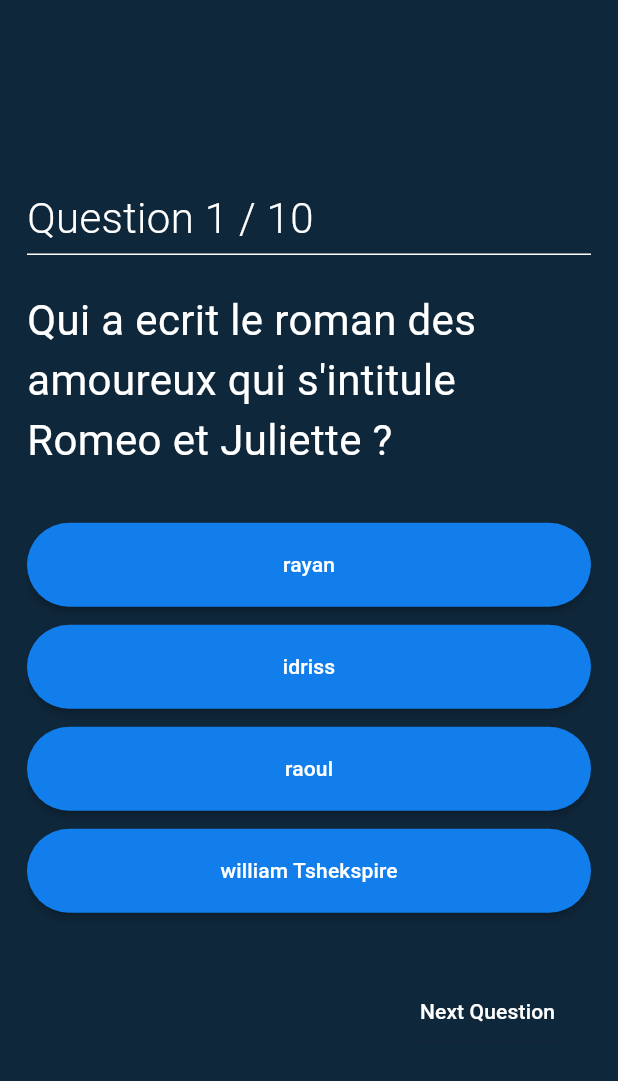
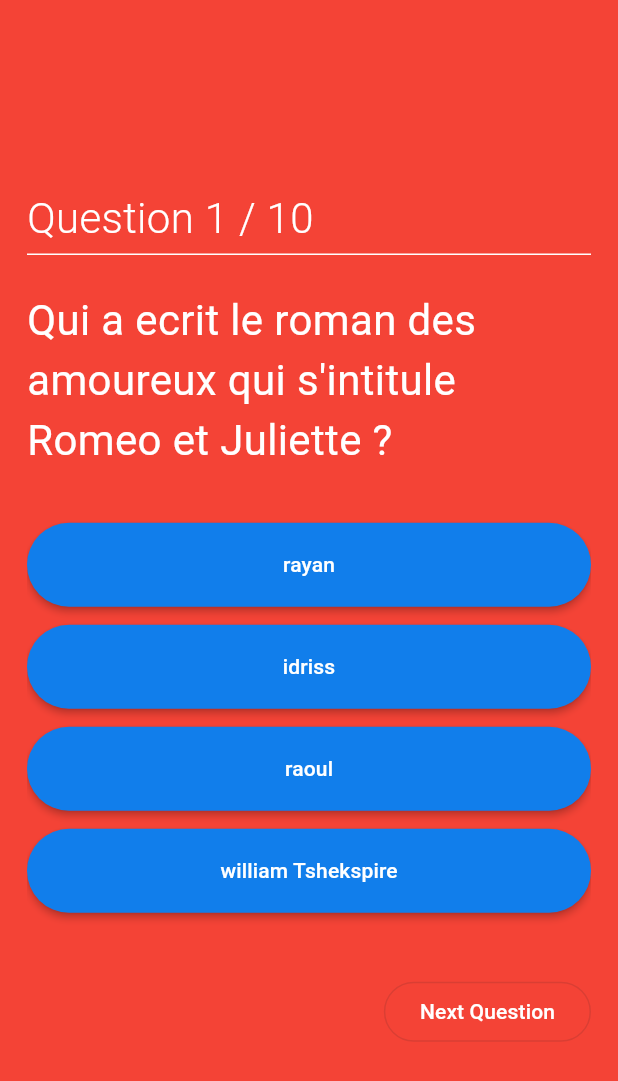
Before and after one commit to Idriss-rayan/Quiz, a Flutter app: the screen it shows after launch, on a phone screen of 412 x 824 dp. Shown: the top 1081 px of the screen. Run offline on Flutter 3.47's test engine with Material 3 defaults, Android fonts, the phone set to English and light mode, and no system bars.

Commit message:
first commit

```diff
--- a/lib/main.dart
+++ b/lib/main.dart
@@ -38,7 +38,7 @@ class _HomePageState extends State<HomePage> {
   @override
   Widget build(BuildContext context) {
     return Scaffold(
-      backgroundColor: const Color.fromARGB(255, 15, 39, 58),
+      backgroundColor: Colors.red,
       body: Padding(
         padding: EdgeInsets.all(18.0),
         child: PageView.builder(
```
